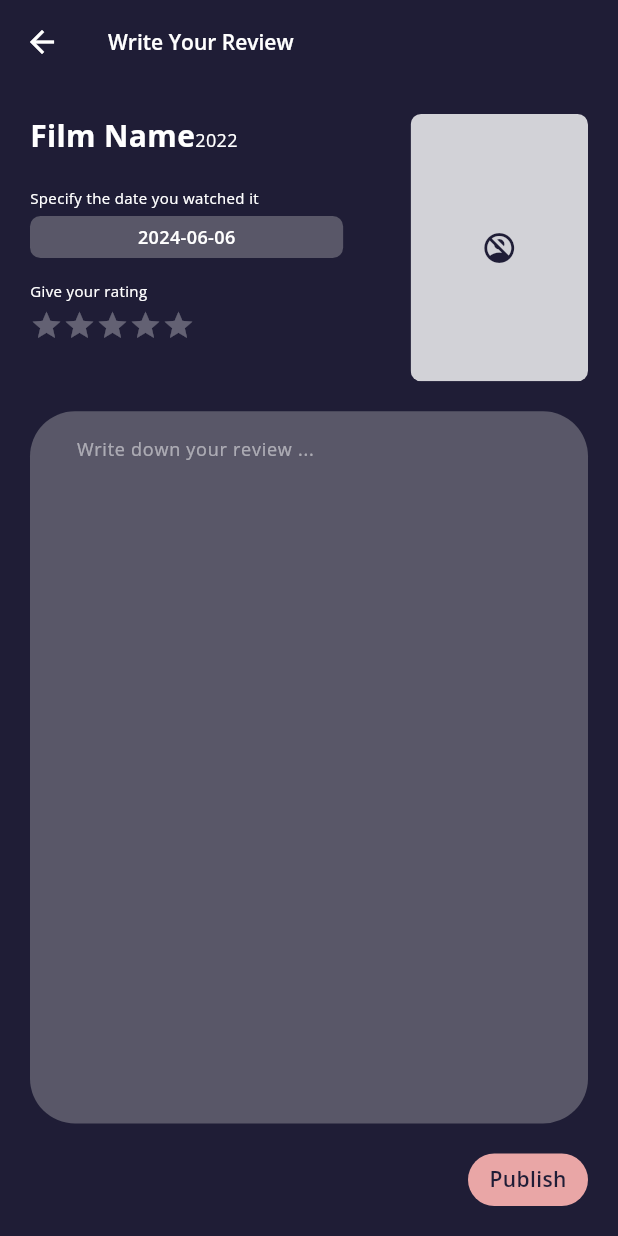
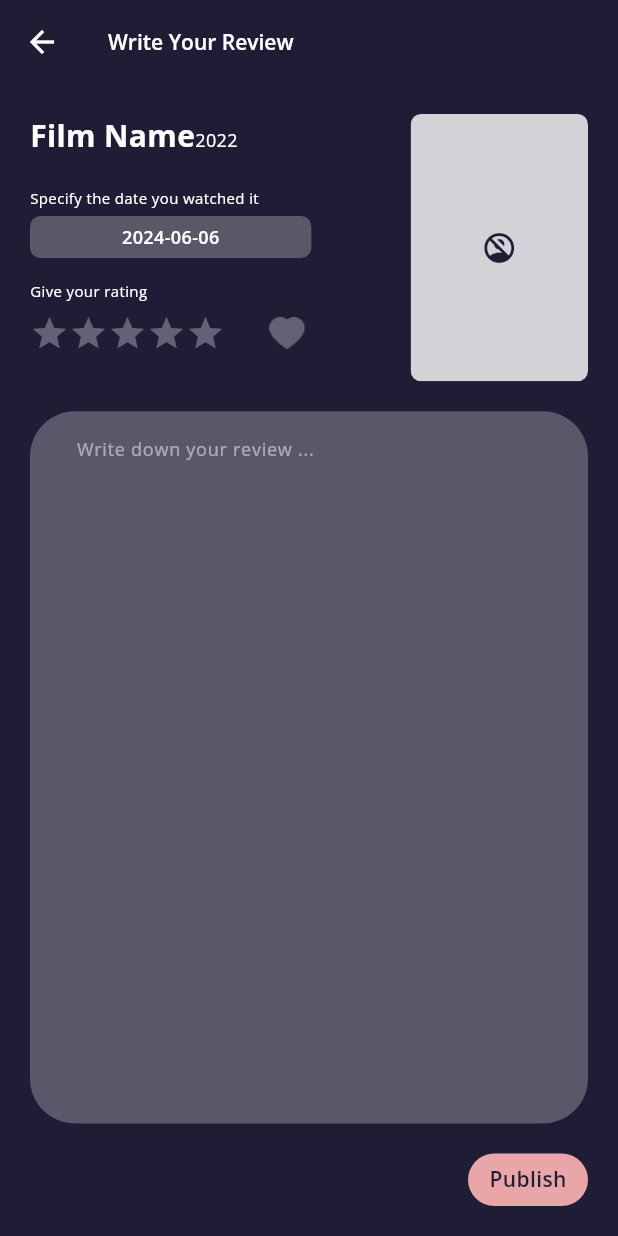
Before and after one commit to Muhammadiqbal-git/Letterboxd-porto, a Flutter app: the ReviewScreen screen opened by its route, on a phone screen of 412 x 824 dp. Run offline on Flutter 3.47's test engine with Material 3 defaults, Android fonts, the phone set to English and light mode, and no system bars; our stand-ins replace cloud_firestore, dio, envied, firebase_auth, firebase_core, firebase_storage and 4 more; missing offline and left inert: lazy_load_indexed_stack; accounts and stored records are empty; generated files the repository leaves out were written again; network calls fail; statements that could not run were skipped.

Commit message:
change profile and review model for efficient read ops firestore

```diff
--- a/lib/controllers/firebase_auth_services.dart
+++ b/lib/controllers/firebase_auth_services.dart
@@ -6,6 +6,8 @@ class FirebaseAuthService {
   final FirebaseFirestore _firestore = FirebaseFirestore.instance;
 
   String? get userId => _firebaseAuth.currentUser?.uid;
+  String? get userEmail => _firebaseAuth.currentUser?.email;
+
 
   Future<User?> signUpEmailPass(
       String userName, String email, String pass) async {
--- a/lib/controllers/movie_detail_controller.dart
+++ b/lib/controllers/movie_detail_controller.dart
@@ -10,8 +10,8 @@ import 'package:letterboxd_porto_3/models/movie_detail_model.dart';
 import 'package:letterboxd_porto_3/models/review_snapshot_model.dart';
 
 class MovieController extends GetxController {
+  final TMDBServices _services = TMDBServices();
   MovieCast? _cast;
-  TMDBServices _services = TMDBServices();
   Rx<MovieState> state = Rx(MovieState.loading);
   Rx<MovieDetail?> detailData = Rx(null);
   Rx<ReviewModel?> reviewData = Rx(null);
@@ -27,7 +27,7 @@ class MovieController extends GetxController {
   getDetail(int id) async {
     state.value = MovieState.loading;
     detailData.value = await _services.getMovieDetail(id: id);
-    reviewData.value = await Get.find<ReviewController>().getRecentReview(filmId: id);
+    reviewData.value = await ReviewController().getRecentReview(filmId: id);
     // print(reviewData.value!.reviewData[0].photoPath);
     _cast = await _services.getMovieCast(id: id);
     if (detailData.value != null && _cast != null) {
@@ -42,8 +42,8 @@ class MovieController extends GetxController {
       );
       castData.value = _cast!.cast;
       director.value = _cast!.crew
-          .firstWhere((element) => element.job.toLowerCase() == "director")
-          .name;
+          .firstWhereOrNull((element) => element.job.toLowerCase() == "director")
+          ?.name ?? "Someone (no data)";
       state.value = MovieState.done;
     } else {
       state.value = MovieState.error;
--- a/lib/main.dart
+++ b/lib/main.dart
@@ -63,6 +63,7 @@ class MyApp extends StatelessWidget {
         ),
         GetPage(
           name: '/add_review',
+          binding: ReviewBinding(),
           page: () => const ReviewScreen(),
         )
       ],
--- a/lib/models/movie_detail_model.dart
+++ b/lib/models/movie_detail_model.dart
@@ -3,6 +3,7 @@
 //     final movieDetail = movieDetailFromJson(jsonString);
 
 import 'dart:convert';
+import 'dart:developer';
 
 MovieDetail movieDetailFromJson(String str) =>
     MovieDetail.fromJson(json.decode(str));
@@ -17,12 +18,12 @@ class MovieDetail {
   List<Genre> genres;
   String homepage;
   int id;
-  String imdbId;
+  String? imdbId;
   List<String> originCountry;
   String originalLanguage;
   String originalTitle;
   String overview;
-  double popularity;
+  String popularity;
   String posterPath;
   List<ProductionCompany> productionCompanies;
   List<ProductionCountry> productionCountries;
@@ -66,7 +67,13 @@ class MovieDetail {
     required this.voteCount,
   });
 
-  factory MovieDetail.fromJson(Map<String, dynamic> json) => MovieDetail(
+  factory MovieDetail.fromJson(Map<String, dynamic> json) {
+    double number = json["popularity"] ?? 0;
+    String pop = "${number.toInt()}";
+    print(number >= 1000);
+    inspect(number);
+    inspect(pop);
+    return MovieDetail(
       adult: json["adult"],
       backdropPath: json["backdrop_path"],
       belongsToCollection: json["belongs_to_collection"] == null
@@ -81,7 +88,7 @@ class MovieDetail {
       originalLanguage: json["original_language"],
       originalTitle: json["original_title"],
       overview: json["overview"],
-        popularity: json["popularity"]?.toDouble(),
+      popularity: pop,
       posterPath: json["poster_path"],
       productionCompanies: List<ProductionCompany>.from(
           json["production_companies"]
@@ -101,6 +108,7 @@ class MovieDetail {
       voteAverage: json["vote_average"]?.toDouble(),
       voteCount: json["vote_count"],
     );
+  }
 
   Map<String, dynamic> toJson() => {
         "adult": adult,
--- a/lib/models/profile_model.dart
+++ b/lib/models/profile_model.dart
@@ -1,4 +1,5 @@
 import 'package:cloud_firestore/cloud_firestore.dart';
+import 'package:letterboxd_porto_3/models/review_snapshot_model.dart';
 
 class ProfileModel {
   final String uId;
@@ -6,8 +7,9 @@ class ProfileModel {
   final String photo_path;
   final int following;
   final int follower;
-  final Map<String, dynamic>? favorite;
-  final List<RecentMovieModel>? rec;
+  final Map<String, dynamic> favorite;
+  final List<RecentMovieModel>? recentMovie;
+  final List<ReviewEntityModel>? recentRev;
 
   ProfileModel(
       {required this.uId,
@@ -15,10 +17,15 @@ class ProfileModel {
       required this.photo_path,
       required this.following,
       required this.follower,
-      this.favorite,
-      this.rec});
-  factory ProfileModel.fromFirestore(DocumentSnapshot<Map<String, dynamic>> snapshot,
-      QuerySnapshot? recent, SnapshotOptions? options) {
+      required this.favorite,
+      required this.recentMovie,
+      required this.recentRev
+      });
+  factory ProfileModel.fromFirestore(
+      DocumentSnapshot<Map<String, dynamic>> snapshot,
+      QuerySnapshot<Map<String, dynamic>>? recent,
+      List<ReviewEntityModel>? recentReview,
+      SnapshotOptions? options) {
     final data = snapshot.data();
     final rec = recent?.docs;
     return ProfileModel(
@@ -27,11 +34,15 @@ class ProfileModel {
       photo_path: data?['photo_path'],
       following: data?['follower'],
       follower: data?['follower'],
-        favorite: data?['favorite'] is Map ? data!['favorite'] : null,
-        rec: rec != null
-            ? List.from(rec.map((e) => RecentMovieModel.fromFirestore(
-                e.id, e.data() as Map<String, dynamic>)))
-            : null);
+      favorite: data?['favorite'],
+      recentMovie: rec != null
+          ? List<RecentMovieModel>.from(
+              rec.map<RecentMovieModel>(
+                  (e) => RecentMovieModel.fromFirestore(e.id, e.data())),
+            )
+          : null,
+      recentRev:  recentReview
+    );
   }
   Map<String, Object?> toFirestore() {
     return {
@@ -49,11 +60,14 @@ class RecentMovieModel {
   DateTime? date;
   double rate;
   String review;
-  RecentMovieModel(
-      {required this.id,
+  String? posterPath;
+  RecentMovieModel({
+    required this.id,
     required this.date,
     required this.rate,
-      required this.review});
+    required this.review,
+    required this.posterPath,
+  });
 
   factory RecentMovieModel.fromFirestore(String id, Map<String, dynamic> data) {
     return RecentMovieModel(
@@ -62,7 +76,8 @@ class RecentMovieModel {
             ? (data['date'] as Timestamp).toDate()
             : null,
         rate: (data['rate'] as num).toDouble(),
-        review: data['review']);
+        review: data['review'],
+        posterPath: data['poster_path']);
   }
 }
 // class Favorite{
--- a/lib/views/screens/review_screen.dart
+++ b/lib/views/screens/review_screen.dart
@@ -109,21 +109,50 @@ class ReviewScreen extends GetView<ReviewController> {
                         style: normalText.copyWith(fontSize: 10),
                       ),
                       const SizedBox(height: 5),
-                      Row(
-                        children: List.generate(
-                            5,
-                            (index) => Icon(
-                                  Icons.star,
-                                  size: 22,
-                                  color:
-                                      context.colors.whiteCr.withOpacity(0.3),
-                                )),
-                      )
+                      Obx(() {
+                        return Row(children: [
+                          ...List.generate(5, (index) {
+                            print(controller.rate.value);
+                            return InkWell(
+                              onTap: () {
+                                controller.rate.value = index + 1;
+                              },
+                              borderRadius: BorderRadius.circular(50),
+                              child: Icon(
+                                Icons.star,
+                                size: 26,
+                                color: controller.rate.value >= index + 1
+                                    ? Colors.red
+                                    : context.colors.whiteCr.withOpacity(0.3),
+                              ),
+                            );
+                          }),
+                          Spacer(),
+                          InkWell(
+                            // customBorder: RoundedRectangleBorder(borderRadius: BorderRadius.circular(50)),
+                            onTap: () {
+                              controller.fav.value = !controller.fav.value;
+                            },
+                            borderRadius: BorderRadius.circular(50),
+                            child: Container(
+                              margin: EdgeInsets.all(4),
+                              width: 24,
+                              height: 24,
+                              child: Image.asset(
+                                "assets/icons/liked.png",
+                                color: controller.fav.value
+                                    ? Colors.red
+                                    : context.colors.whiteCr.withOpacity(0.3),
+                              ),
+                            ),
+                          )
+                        ]);
+                      })
                     ],
                   ),
                 ),
-                const SizedBox(
-                  width: 45,
+                SizedBox(
+                  width: 25 + getWidth(context, 10),
                 ),
                 Obx(() {
                   return Container(
@@ -161,6 +190,7 @@ class ReviewScreen extends GetView<ReviewController> {
               child: CustomButton(
                   onTap: () {
                     if (movieController.state.value == MovieState.done) {
+                      FocusScope.of(context).unfocus();
                       controller.addReview();
                       // controller.getAllReview(filmId: 1022789);
                     }
```
Also changed, not shown: lib/controllers/getx_binding.dart (+8 -3 lines), lib/controllers/home_controller.dart (+14 -0 lines), lib/controllers/profile_controller.dart (+39 -6 lines), lib/controllers/review_controller.dart (+48 -62 lines), lib/models/review_snapshot_model.dart (+31 -16 lines), lib/views/screens/home_screen.dart (+21 -2 lines), lib/views/screens/main_screen.dart (+26 -11 lines), lib/views/screens/movie_detail_screen.dart (+16 -7 lines), lib/views/screens/profile_screen.dart (+60 -42 lines), lib/views/widgets/custom_review_card.dart (+15 -17 lines), assets/icons/filter.png (added), lib/models/profile_recent_model.dart (added). Lines whose indentation alone changed are shown as unchanged.
